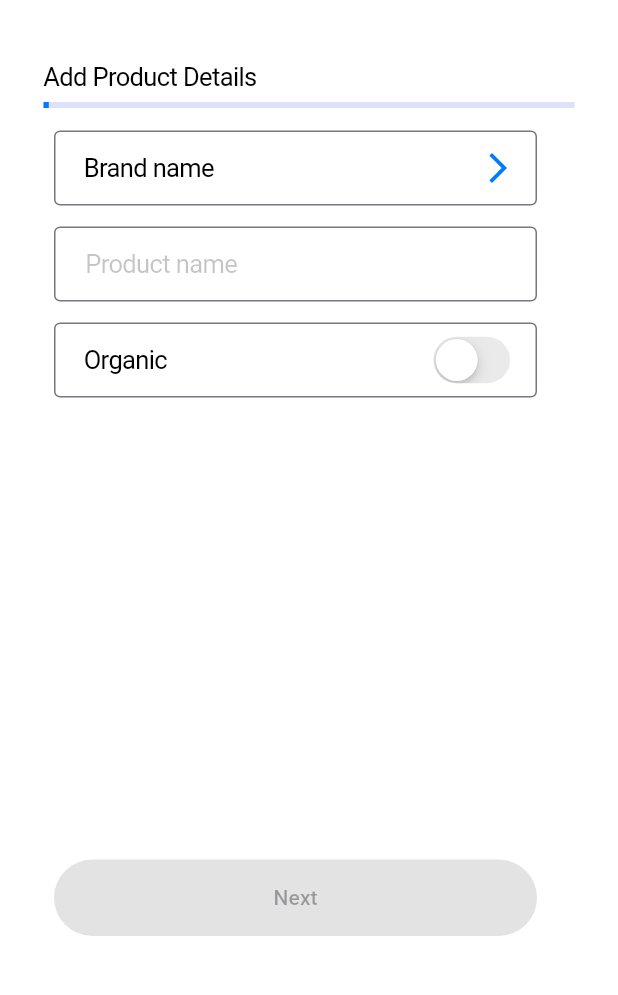
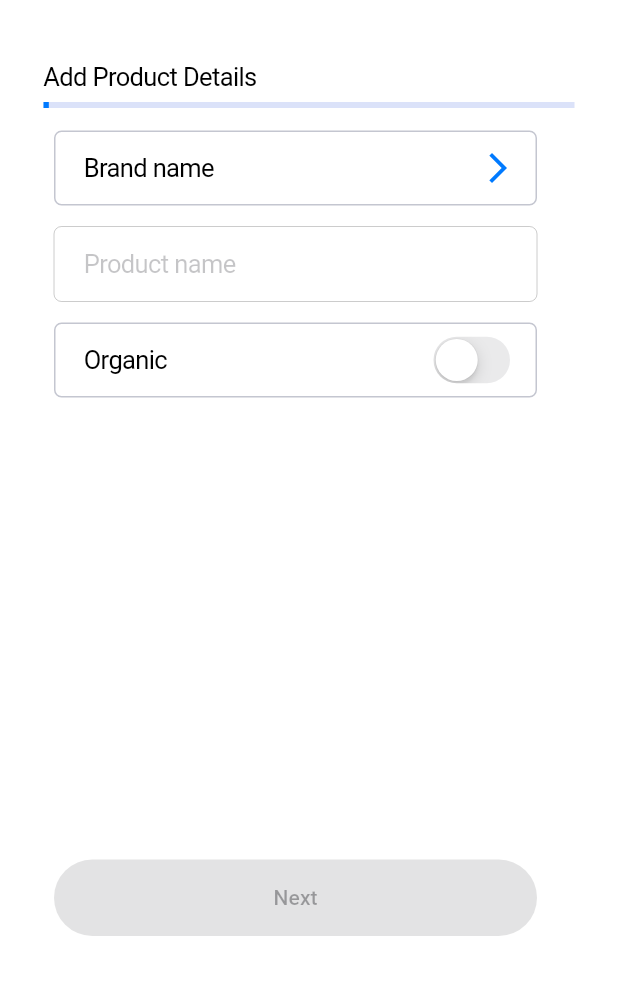
Before and after one commit to LastMinuteName/Healthr, a Flutter app: the ProductDetailsPage screen opened directly, on a phone screen of 412 x 824 dp, the part 48-1043 px from its top. Run offline on Flutter 3.47's test engine with Material 3 defaults, Android fonts, the phone set to English and light mode, and no system bars; missing offline and left inert: mobile_scanner; generated files the repository leaves out were written again.

Commit message:
connected switch to the pagestate

```diff
--- a/lib/models/product_add_model.dart
+++ b/lib/models/product_add_model.dart
@@ -22,5 +22,8 @@ class ProductAddModel with ChangeNotifier {
   var productNameController = TextEditingController();
   bool organicValue = false;
 
-
+  void updateOrganicValue(bool value) {
+    organicValue = value;
+    notifyListeners();
+  }
 }
--- a/lib/pages/product_add/product_details_page.dart
+++ b/lib/pages/product_add/product_details_page.dart
@@ -11,6 +11,7 @@ class ProductDetailsPage extends StatelessWidget {
   @override
   Widget build(BuildContext context) {
     return CupertinoPageScaffold(
+      resizeToAvoidBottomInset: false,
       navigationBar: pageAppBar(context),
       child: body(context),
     );
@@ -56,7 +57,7 @@ class ProductDetailsPage extends StatelessWidget {
                 ),
                 BorderedCard(
                   onTap: () {},
-                  radius: 4,
+                  radius: 5,
                   height: 50,
                   width: 322,
                   title: AppLocalizations.of(context)!.brandNamePlaceholder,
@@ -76,12 +77,6 @@ class ProductDetailsPage extends StatelessWidget {
                   width: 322,
                   height: 50,
                   child: CupertinoTextField(
-                    decoration: BoxDecoration(
-                      borderRadius: BorderRadius.all(Radius.circular(4)),
-                      border: Border.all(
-                        color: Theme.of(context).colorScheme.outline,
-                      )
-                    ),
                     padding: EdgeInsets.fromLTRB(20, 8, 8, 8),
                     controller: pageState.productNameController,
                     placeholder: AppLocalizations.of(context)!.productNamePlaceholder,
@@ -98,14 +93,14 @@ class ProductDetailsPage extends StatelessWidget {
                     width: 7,
                   ),
                   BorderedCard(
-                    radius: 4,
+                    radius: 5,
                     height: 50,
                     width: 322,
                     title: AppLocalizations.of(context)!.organicText,
                     trailing: CupertinoSwitch(
                       value: pageState.organicValue,
                       onChanged: (bool value) {
-                        pageState.organicValue = !value;
+                        pageState.updateOrganicValue(value);
                       },
                     ),
                   ),
--- a/lib/widgets/bordered_card.dart
+++ b/lib/widgets/bordered_card.dart
@@ -36,7 +36,7 @@ class BorderedCard extends StatelessWidget {
         margin: EdgeInsets.all(0),
         shape: RoundedRectangleBorder(
           side: BorderSide(
-            color: Theme.of(context).colorScheme.outline,
+            color: Theme.of(context).colorScheme.outlineVariant,
           ),
           borderRadius: borderRadius,
         ),
```
